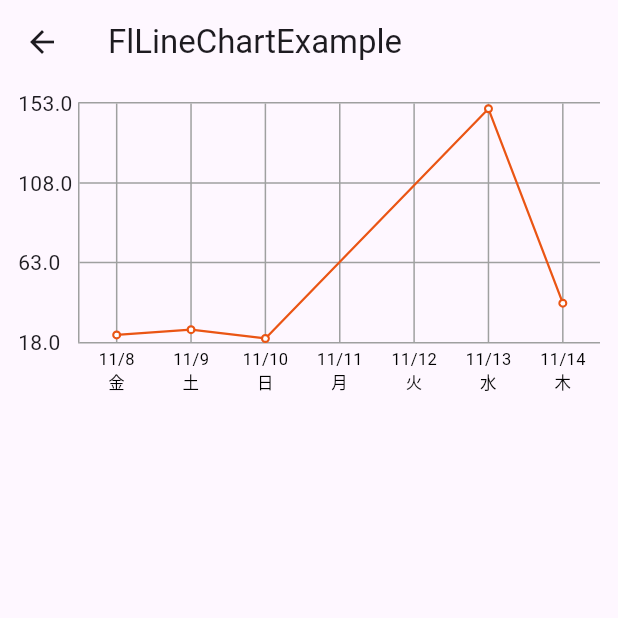
After one commit to zishabei/flutter_repository, a Flutter app: the screen it shows after launch, scrolled down 172 dp, after a tap on "FlLineChartSapporo", on a phone screen of 412 x 824 dp, the top half of it. The commit adds this screen. Run offline on Flutter 3.47's test engine with Material 3 defaults, Android fonts, the light colour scheme and no system bars; drawn by our look-alikes of fl_chart; our stand-ins replace audioplayers, flutter_hooks, flutter_riverpod, flutter_svg, hooks_riverpod, riverpod_annotation and 1 more; generated files the repository leaves out were written again; project files that could hold a hidden picture were left out.

Commit message:
flutter 3.19.6

```diff
--- a/lib/main.dart
+++ b/lib/main.dart
@@ -30,6 +30,7 @@ import 'my_route_observer.dart';
 import 'useplugin/fl_chart/fl_bar_chart_example.dart';
 import 'useplugin/fl_chart/fl_bar_chart_example_2.dart';
 import 'useplugin/fl_chart/fl_liner_chart_example.dart';
+import 'useplugin/fl_chart/fl_liner_chart_sapporo.dart';
 import 'widget/widget/audio_players_test.dart';
 import 'widget/widget/custom_material_button.dart';
 import 'widget/widget/textfield.dart';
@@ -236,6 +237,12 @@ class _MyHomePageState extends State<MyHomePage> {
                 ),
                 ElevatedButton(
                   onPressed: () async {
+                    Navigator.of(context).push(FlLineChartSapporo.route);
+                  },
+                  child: buttonText("FlLineChartSapporo"),
+                ),
+                ElevatedButton(
+                  onPressed: () async {
                     Navigator.of(this.context).push(Screen1.route);
                   },
                   child: buttonText("current route name"),
--- /dev/null
+++ b/lib/useplugin/fl_chart/fl_liner_chart_sapporo.dart
@@ -0,0 +1,202 @@
+import 'package:fl_chart/fl_chart.dart';
+import 'package:flutter/material.dart';
+import 'package:flutter_project/widget/app_debug.dart';
+import 'package:intl/intl.dart';
+
+/// !!Step1: prepare the data to plot.
+final _data = <double, double>{
+  1: 22,
+  2: 25,
+  3: 20,
+  // 4: 28,
+  // 5: 34,
+  6: 150,
+  7: 40
+};
+
+class FlLineChartSapporo extends StatefulWidget {
+  const FlLineChartSapporo({super.key});
+
+  static Route get route {
+    return MaterialPageRoute(builder: (_) {
+      return const FlLineChartSapporo();
+    });
+  }
+
+  @override
+  _FlLineChartSapporoState createState() => _FlLineChartSapporoState();
+}
+
+class _FlLineChartSapporoState extends State<FlLineChartSapporo> {
+  @override
+  Widget build(BuildContext context) {
+    List<double> yData = [];
+    for (final entry in _data.entries) {
+      yData.add(entry.value);
+    }
+    double maxValue = yData.reduce((a, b) => a > b ? a : b);
+    double minValue = yData.reduce((a, b) => a < b ? a : b);
+    double yMax = (maxValue / 3).roundToDouble() * 3 + 3;
+    double yMin = (minValue / 3).roundToDouble() * 3 - 3;
+    double yInterval = (yMax - yMin) / 3;
+
+    /// !!Step2: convert data into a list of [FlSpot].
+    final spots = <FlSpot>[
+      for (final entry in _data.entries) FlSpot(entry.key, entry.value)
+    ];
+
+    /// !!Step3: prepare LineChartData
+    /// !here we can set styles and behavior of the chart.
+    final lineChartData = LineChartData(
+      maxY: yMax,
+      minY: yMin,
+      minX: 0.5,
+      maxX: 7.5,
+      // The data to show.
+      lineBarsData: [
+        // ! Here we can style each data line.
+        LineChartBarData(
+          spots: spots,
+          color: const Color(0xffEA5514),
+          barWidth: 1.5,
+          dotData: FlDotData(
+            show: true,
+            getDotPainter: (spot, percent, barData, index) =>
+                FlDotCirclePainter(
+              radius: 1.5,
+              color: Colors.white,
+              strokeWidth: 1.5,
+              strokeColor: const Color(0xffEA5514),
+            ),
+          ),
+        ),
+      ],
+      // ! Behavior when touching the chart:
+      lineTouchData: const LineTouchData(handleBuiltInTouches: false),
+      // ! Borders:
+      borderData: FlBorderData(
+          show: true,
+          border: const Border(
+              top: BorderSide(color: Color(0xFF9FA0A0)),
+              bottom: BorderSide(color: Color(0xFF9FA0A0)),
+              left: BorderSide(color: Color(0xFF9FA0A0)))),
+      // ! Grid behavior:
+      gridData: FlGridData(
+        show: true,
+        verticalInterval: 1,
+        horizontalInterval: 1,
+        getDrawingHorizontalLine: (value) {
+          if (value == yMin ||
+              value == (yMin + yInterval) ||
+              value == (yMin + yInterval * 2) ||
+              value == yMax) {
+            return const FlLine(color: Color(0xFF9FA0A0), strokeWidth: 1);
+          }
+          return const FlLine(strokeWidth: 0); // No line for other values
+        },
+        getDrawingVerticalLine: (value) => const FlLine(
+          color: Color(0xFF9FA0A0),
+          strokeWidth: 1,
+        ),
+      ),
+      // ! Title and ticks in the axis
+      titlesData: FlTitlesData(
+          show: true,
+          bottomTitles: AxisTitles(
+            sideTitles: SideTitles(
+              showTitles: true,
+              reservedSize: 33,
+              interval: 1,
+              getTitlesWidget: getTitles,
+            ),
+          ),
+          leftTitles: AxisTitles(
+            sideTitles: SideTitles(
+              showTitles: true,
+              reservedSize: 40,
+              interval: 1,
+              getTitlesWidget: (double value, _) {
+                if (value == yMin) {
+                  return Text('$yMin');
+                }
+                if (value == (yMin + yInterval)) {
+                  return Text('${(yMin + yInterval)}');
+                }
+                if (value == (yMin + yInterval * 2)) {
+                  return Text('${(yMin + yInterval * 2)}');
+                }
+                if (value == yMax) {
+                  return Text('$yMax');
+                }
+                return const SizedBox();
+              },
+            ),
+          ),
+          rightTitles: const AxisTitles(),
+          topTitles: const AxisTitles()),
+    );
+    return Scaffold(
+        appBar: AppBar(
+          title: const Text('FlLineChartExample'),
+        ),
+        body: Padding(
+          padding: const EdgeInsets.all(12),
+          child: AspectRatio(aspectRatio: 2, child: LineChart(lineChartData)),
+        ));
+  }
+
+  Widget getTitles(double value, TitleMeta meta) {
+    if (value == 7.5) {
+      return const SizedBox();
+    }
+    const style = TextStyle(color: Colors.black, fontSize: 11);
+    AppDebug.log("value:$value");
+    final now = DateTime.now();
+    Widget text;
+    switch (value.toInt()) {
+      case 1:
+        final title = DateFormat("MM/d\nE", "ja")
+            .format(now.subtract(const Duration(days: 6)));
+        text = Text(title, textAlign: TextAlign.center, style: style);
+        break;
+      case 2:
+        final title = DateFormat("MM/d\nE", "ja")
+            .format(now.subtract(const Duration(days: 5)));
+        text = Text(title, textAlign: TextAlign.center, style: style);
+        break;
+      case 3:
+        final title = DateFormat("MM/d\nE", "ja")
+            .format(now.subtract(const Duration(days: 4)));
+        text = Text(title, textAlign: TextAlign.center, style: style);
+        break;
+      case 4:
+        final title = DateFormat("MM/d\nE", "ja")
+            .format(now.subtract(const Duration(days: 3)));
+        text = Text(title, textAlign: TextAlign.center, style: style);
+        break;
+      case 5:
+        final title = DateFormat("MM/d\nE", "ja")
+            .format(now.subtract(const Duration(days: 2)));
+        text = Text(title, textAlign: TextAlign.center, style: style);
+        break;
+      case 6:
+        final title = DateFormat("MM/d\nE", "ja")
+            .format(now.subtract(const Duration(days: 1)));
+        text = Text(title, textAlign: TextAlign.center, style: style);
+        break;
+      case 7:
+        final title = DateFormat("MM/d\nE", "ja").format(now);
+        text = Text(title, textAlign: TextAlign.center, style: style);
+        break;
+      default:
+        text = const SizedBox();
+        break;
+    }
+    // return text;
+    return SideTitleWidget(
+      axisSide: meta.axisSide,
+      space: 2,
+      child: text,
+    );
+  }
+}
```
